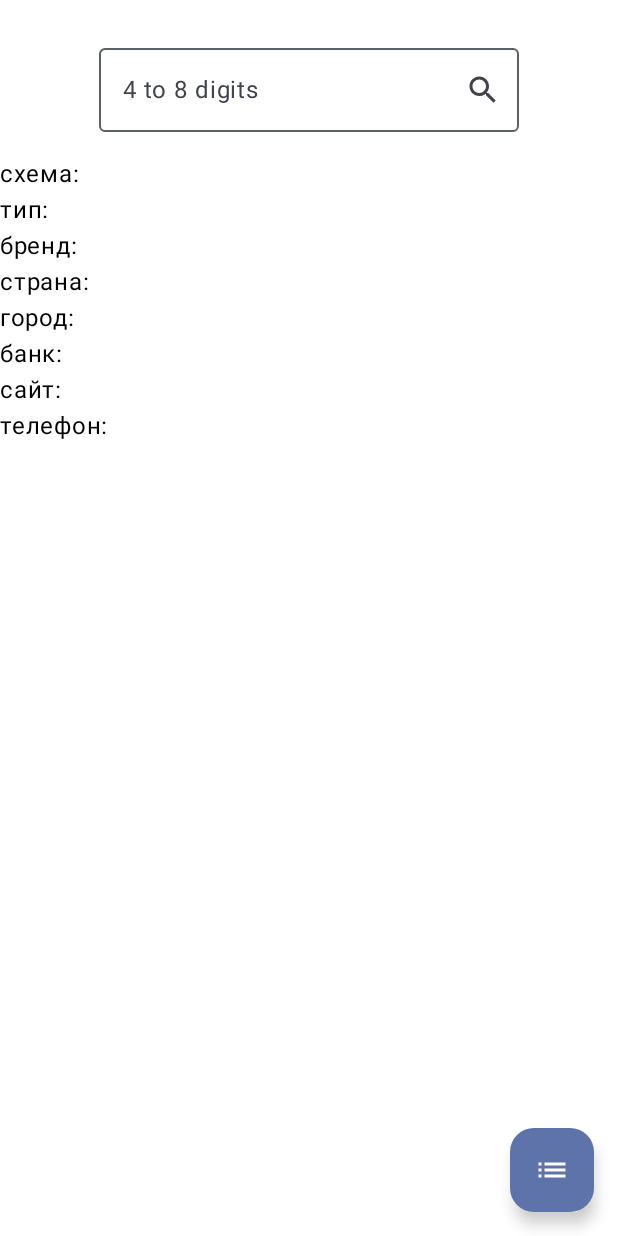
After one commit to DimaK21/BinList, an Android app built with Jetpack Compose: the composable BinNavHost shown on its own in the app's theme, on a phone screen of 412 x 824 dp. The commit adds this screen. Run offline under Robolectric (Android 15) with nearby library versions, the phone set to English and light mode, and no system bars; our stand-ins replace Dagger/Hilt's generated code.

Commit message:
навигация

```diff
--- /dev/null
+++ b/app/src/main/java/ru/kryu/binlist/BinNavHost.kt
@@ -0,0 +1,36 @@
+package ru.kryu.binlist
+
+import androidx.compose.runtime.Composable
+import androidx.compose.ui.Modifier
+import androidx.navigation.NavHostController
+import androidx.navigation.compose.NavHost
+import androidx.navigation.compose.composable
+import androidx.navigation.compose.rememberNavController
+import ru.kryu.binlist.Destinations.CARD_LIST
+import ru.kryu.binlist.Destinations.SEARCH
+import ru.kryu.binlist.presentation.cardlist.ListScreen
+import ru.kryu.binlist.presentation.search.SearchScreen
+
+@Composable
+fun BinNavHost(
+    navController: NavHostController = rememberNavController(),
+    startDestination: String = SEARCH,
+    modifier: Modifier = Modifier
+) {
+    NavHost(navController, startDestination, modifier) {
+        composable(SEARCH) {
+            SearchScreen(
+                onFabClicked = { navController.navigate(CARD_LIST) },
+                modifier = modifier,
+            )
+        }
+        composable(CARD_LIST) {
+            ListScreen(modifier = modifier)
+        }
+    }
+}
+
+object Destinations {
+    const val SEARCH = "search"
+    const val CARD_LIST = "card_list"
+}
--- a/app/src/main/java/ru/kryu/binlist/MainActivity.kt
+++ b/app/src/main/java/ru/kryu/binlist/MainActivity.kt
@@ -9,7 +9,6 @@ import androidx.compose.foundation.layout.padding
 import androidx.compose.material3.Scaffold
 import androidx.compose.ui.Modifier
 import dagger.hilt.android.AndroidEntryPoint
-import ru.kryu.binlist.presentation.search.SearchScreen
 import ru.kryu.binlist.presentation.theme.BinListTheme
 
 @AndroidEntryPoint
@@ -20,7 +19,7 @@ class MainActivity : ComponentActivity() {
         setContent {
             BinListTheme {
                 Scaffold(modifier = Modifier.fillMaxSize()) { innerPadding ->
-                    SearchScreen(modifier = Modifier.padding(innerPadding))
+                    BinNavHost(modifier = Modifier.padding(innerPadding))
                 }
             }
         }
```
